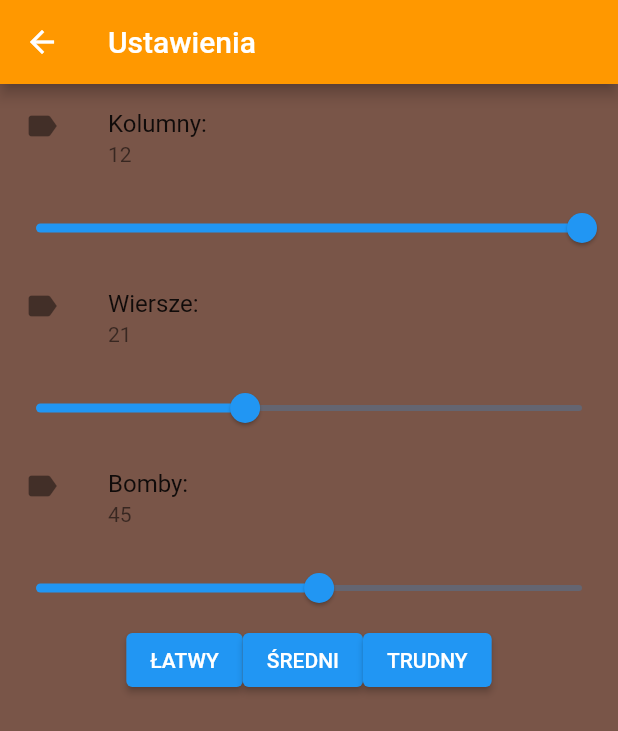
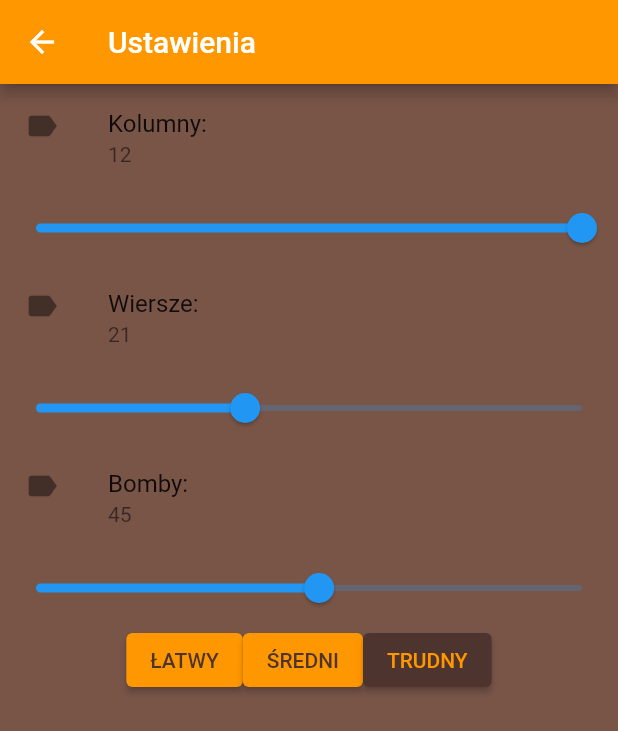
Before and after one commit to Rivixer/ShroomSweeper, a Flutter app: the SettingsPage screen opened directly, after a tap on "ŁATWY", after a tap on "ŚREDNI", after a tap on "TRUDNY", on a phone screen of 412 x 824 dp. Shown: the top 731 px of the screen. Run offline on Flutter 3.47's test engine with Material 2 defaults, Android fonts, the phone set to English and light mode, and no system bars; our stand-ins replace shared_preferences; accounts and stored records are empty.

Commit message:
Create _reloadVariables() and _getElevatedButton() with default level

```diff
--- a/lib/pages/settings_page.dart
+++ b/lib/pages/settings_page.dart
@@ -1,4 +1,5 @@
 import 'package:flutter/material.dart';
+import 'package:minesweeper/models/default_levels.dart';
 import '../utils/settings.dart';
 
 class SettingsPage extends StatefulWidget {
@@ -12,6 +13,12 @@ class _SettingsPageState extends State<SettingsPage> {
   int columns = Settings.getColumns();
   int rows = Settings.getRows();
   int bombs = Settings.getBombs();
+
+  void _reloadVariables() {
+    columns = Settings.getColumns();
+    rows = Settings.getRows();
+    bombs = Settings.getBombs();
+  }
 
   @override
   Widget build(BuildContext context) {
@@ -88,42 +95,9 @@ class _SettingsPageState extends State<SettingsPage> {
             Row(
               mainAxisAlignment: MainAxisAlignment.center,
               children: [
-                ElevatedButton(
-                    onPressed: () {
-                      Settings.setColumns(6);
-                      columns = Settings.getColumns();
-                      Settings.setRows(8);
-                      rows = Settings.getRows();
-                      Settings.setBombs(5);
-                      bombs = Settings.getBombs();
-                      setState(() {});
-                    },
-                    child: const Text("ŁATWY"),
-                    style: const ButtonStyle(
-                      alignment: Alignment.center,
-                    )),
-                ElevatedButton(
-                    onPressed: () {
-                      Settings.setColumns(10);
-                      columns = Settings.getColumns();
-                      Settings.setRows(14);
-                      rows = Settings.getRows();
-                      Settings.setBombs(20);
-                      bombs = Settings.getBombs();
-                      setState(() {});
-                    },
-                    child: const Text("ŚREDNI")),
-                ElevatedButton(
-                    onPressed: () {
-                      Settings.setColumns(12);
-                      columns = Settings.getColumns();
-                      Settings.setRows(21);
-                      rows = Settings.getRows();
-                      Settings.setBombs(45);
-                      bombs = Settings.getBombs();
-                      setState(() {});
-                    },
-                    child: const Text("TRUDNY")),
+                _getElevatedButton("ŁATWY"),
+                _getElevatedButton("ŚREDNI"),
+                _getElevatedButton("TRUDNY"),
               ],
             ),
           ],
@@ -131,4 +105,42 @@ class _SettingsPageState extends State<SettingsPage> {
       ),
     );
   }
+
+  ElevatedButton _getElevatedButton(String level) {
+    ButtonStyle buttonStyle;
+    if (level == "ŁATWY" && EasyLevel().isThisLevel(columns, rows, bombs) ||
+        level == "ŚREDNI" && MediumLevel().isThisLevel(columns, rows, bombs) ||
+        level == "TRUDNY" && HardLevel().isThisLevel(columns, rows, bombs)) {
+      buttonStyle = ElevatedButton.styleFrom(
+        primary: Colors.brown[800],
+        onPrimary: Colors.orange,
+        alignment: Alignment.center,
+      );
+    } else {
+      buttonStyle = ElevatedButton.styleFrom(
+        primary: Colors.orange,
+        onPrimary: Colors.brown[800],
+        alignment: Alignment.center,
+      );
+    }
+    return ElevatedButton(
+      onPressed: () {
+        switch (level) {
+          case "ŁATWY":
+            EasyLevel().setLevel();
+            break;
+          case "ŚREDNI":
+            MediumLevel().setLevel();
+            break;
+          case "TRUDNY":
+            HardLevel().setLevel();
+            break;
+        }
+        _reloadVariables();
+        setState(() {});
+      },
+      child: Text(level),
+      style: buttonStyle,
+    );
+  }
 }
```
